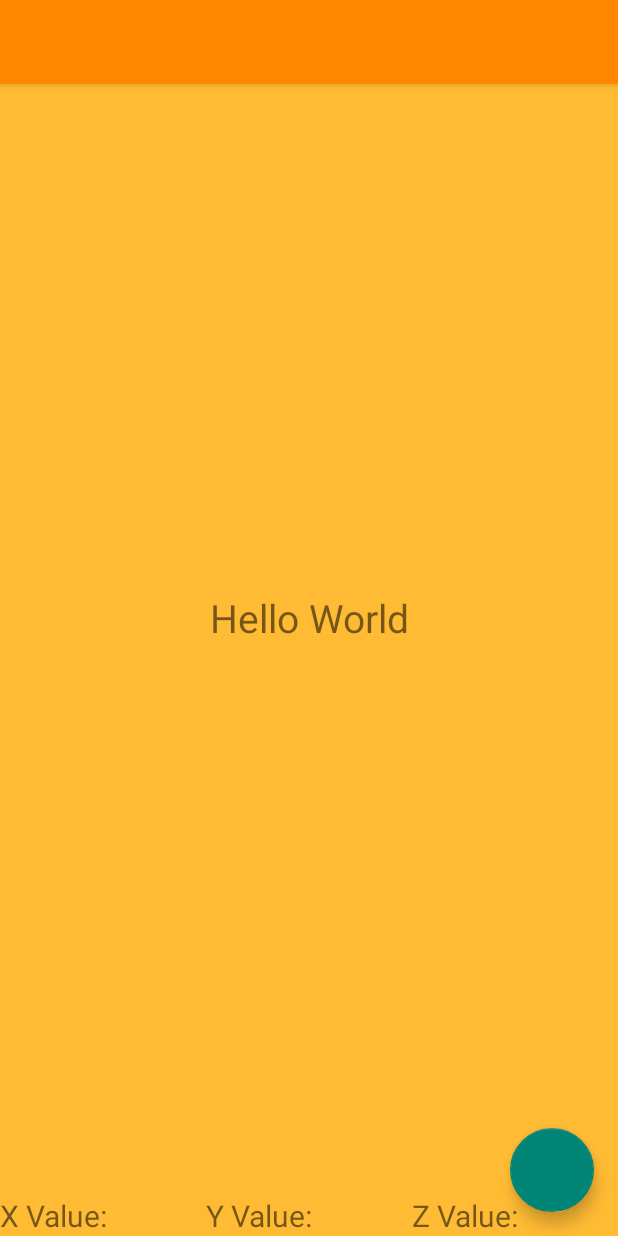
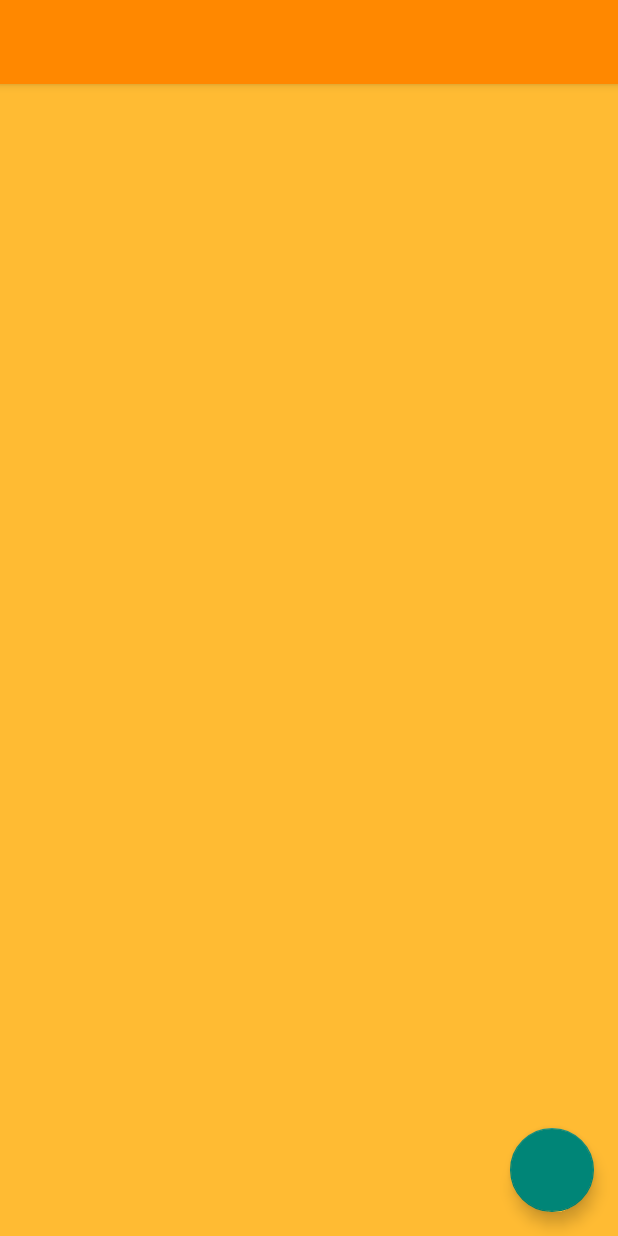
Before and after one commit to Adroz/EndlessDodge, an Android app: the layout game_fragment.xml on its own in the app's theme, with its tools: preview values and no code run, on a phone screen of 412 x 824 dp. Run offline under Robolectric (Android 15) with nearby library versions, the phone set to English and light mode, and no system bars; plain views replace RevealFrameLayout.

Commit message:
Introduction of collisions. Draw method re-write. Introduced shadows (not working properly yet). Make screen dimensions global, and gaming constants dependant on them. Better means of adding new wall pairs. WallPair Commenting out test TextViews.

```diff
--- a/app/src/main/java/com/nikmoores/android/materialmove/GameView.java
+++ b/app/src/main/java/com/nikmoores/android/materialmove/GameView.java
@@ -37,8 +37,8 @@ public class GameView extends SurfaceView implements SurfaceHolder.Callback {
             @Override
             public void handleMessage(Message m) {
                 //noinspection ResourceType
-                mStatusText.setVisibility(m.getData().getInt("viz"));
-                mStatusText.setText(m.getData().getString("text"));
+//                mStatusText.setVisibility(m.getData().getInt("viz"));
+//                mStatusText.setText(m.getData().getString("text"));
             }
         });
         // To ensure key events received.
--- a/app/src/main/java/com/nikmoores/android/materialmove/WallPair.java
+++ b/app/src/main/java/com/nikmoores/android/materialmove/WallPair.java
@@ -1,66 +1,168 @@
 package com.nikmoores.android.materialmove;
 
-import android.content.Context;
-import android.graphics.Point;
 import android.graphics.RectF;
-import android.view.Display;
-import android.view.WindowManager;
 
 import java.util.Random;
+
+import static com.nikmoores.android.materialmove.Utilities.FAB_RADIUS;
+import static com.nikmoores.android.materialmove.Utilities.MAX_ELEVATION;
+import static com.nikmoores.android.materialmove.Utilities.MAX_HEIGHT;
+import static com.nikmoores.android.materialmove.Utilities.MAX_WIDTH;
+import static com.nikmoores.android.materialmove.Utilities.MIN_ELEVATION;
+import static com.nikmoores.android.materialmove.Utilities.MIN_HEIGHT;
+import static com.nikmoores.android.materialmove.Utilities.screenWidth;
 
 /**
  * Created by Nik on 24/09/2015.
  */
 public class WallPair {
 
-    private static final int MAX_HEIGHT = 200;
-    private static final int MIN_HEIGHT = 150;
+    final String LOG_TAG = MainActivity.class.getSimpleName();
 
-    private static final int MAX_ELEVATION = 10;
-    private static final int MIN_ELEVATION = 0;
+    public static final int LEFT_WALL = 0;
+    public static final int RIGHT_WALL = 1;
+    public static final int PERCENT_CHANCE_SAME = 80;
 
     private int height;
     private int width;
     private int xOffset;
     private int yOffset;
     private int elevation;
-    private int screenWidth;
-    private int screenHeight;
+    private boolean direction;
 
-    private RectF mScratchRect;
-
-
-    public WallPair(Context context) {
-        WindowManager wm = (WindowManager) context.getSystemService(Context.WINDOW_SERVICE);
-        Display display = wm.getDefaultDisplay();
-        Point size = new Point();
-        display.getSize(size);
-        screenWidth = size.x;
-        screenHeight = size.y;
-
-        // TODO: make height based on screen size.
-        height = new Random().nextInt(MAX_HEIGHT - MIN_HEIGHT + 1) + MIN_HEIGHT;
-        elevation = new Random().nextInt(MAX_ELEVATION - MIN_ELEVATION + 1) + MIN_ELEVATION;
-        // TODO: make width based on screen size
-        width = new Random().nextInt(screenWidth / 2 - screenWidth / 3) + screenWidth / 3;
-        yOffset = -height;
-        xOffset = new Random().nextInt(screenWidth / 2);
-
-        mScratchRect = new RectF(0, 0, 0, 0);
+    /**
+     * Default constructor. Should only be used for initial call.
+     */
+    public WallPair() {
+        initialiseWallPair(new Random().nextBoolean(), screenWidth / 2, -MAX_HEIGHT);
     }
 
-    public void updatePosition(int x, int y) {
-        xOffset += x;
-        yOffset += y;
+    /**
+     * Constructor supporting previous wall pair data input, used to place newly constructed wall
+     * pair.
+     *
+     * @param direction Direction of previous wall pair's offset to it's previous wall pair.
+     * @param leftEdge  Position of previous wall pair's left wall inner edge. Used to guide
+     *                  placement of new wall pair, based on direction variable.
+     * @param topEdge   Position of top edge of previous wall pair. Used to guide placement off new
+     *                  wall pair's initial Y offset.
+     */
+    public WallPair(boolean direction, int leftEdge, int topEdge) {
+        initialiseWallPair(direction, leftEdge, topEdge);
     }
 
+    /**
+     * Initialise a pair of boundary walls. Wall pair placement based on previously generated wall
+     * pair.
+     *
+     * @param direction The direction of the previously created wall pair, as compared to its
+     *                  predecessor.
+     * @param leftEdge  The X coordinate of the previously created wall pair's left wall outer edge.
+     * @param topEdge   The Y coordinate of the previous wall pair's top edge.
+     */
+    public void initialiseWallPair(boolean direction, int leftEdge, int topEdge) {
+        // Set random width.
+        int minWidth = FAB_RADIUS * 9;
+        width = (FAB_RADIUS * 11 - minWidth) + minWidth;
+
+        // Set xOffset direction based on input direction.
+        if (new Random().nextInt(100) < PERCENT_CHANCE_SAME) {
+            this.direction = direction;
+        } else {
+            this.direction = !direction;
+        }
+
+        // Left wall inner edge calculations.
+        int offset = screenWidth / 6;
+        if (direction) { // Heading left.
+            xOffset = leftEdge - offset;
+        } else {
+            xOffset = leftEdge + offset;
+        }
+
+        // Set height.
+        height = MAX_HEIGHT;
+
+        // Set elevation.
+        elevation = new Random().nextInt(MAX_ELEVATION - MIN_ELEVATION) + MIN_ELEVATION;
+
+        yOffset = topEdge - height;
+    }
+
+    /**
+     * Original randomised setup. Currently unused in favour of a more regular import.
+     *
+     * @param direction The direction of the previously created wall pair, as compared to its
+     *                  predecessor.
+     * @param leftEdge  The X coordinate of the previously created wall pair's left wall outer edge.
+     * @param topEdge   The Y coordinate of the previous wall pair's top edge.
+     */
+    public void initialiseRandomisedWallPair(boolean direction, int leftEdge, int topEdge) {
+        // Set random width.
+        int minWidth = FAB_RADIUS * 8;
+        width = new Random().nextInt(FAB_RADIUS * 11 - minWidth) + minWidth;
+
+        // Set xOffset direction based on input direction.
+        if (new Random().nextInt(100) < PERCENT_CHANCE_SAME) {
+            this.direction = direction;
+        } else {
+            this.direction = !direction;
+        }
+
+        // Left wall inner edge calculations.
+        int offset = new Random().nextInt(screenWidth / 6);
+        if (direction) { // Heading left.
+            xOffset = leftEdge - offset;
+        } else {
+            xOffset = leftEdge + offset;
+        }
+        int avgWidth = (MAX_WIDTH - minWidth) / 2 + minWidth;
+        xOffset += (avgWidth - width) / 2;
+
+        // Set height.
+        height = new Random().nextInt(MAX_HEIGHT - MIN_HEIGHT + 1) + MIN_HEIGHT;
+
+        // Set elevation.
+        elevation = new Random().nextInt(MAX_ELEVATION - MIN_ELEVATION) + MIN_ELEVATION;
+
+        yOffset = -height + topEdge;
+    }
+
+    /**
+     * Updates the wall pair's current y position and x offset.
+     *
+     * @param dX The X coordinate change.
+     * @param dY The Y coordinate change.
+     */
+    public void updatePosition(int dX, int dY) {
+        xOffset += dX;
+        yOffset += dY;
+    }
+
+    /**
+     * Returns a rectangle of either the left or right wall bounding coordinates.
+     *
+     * @param wall An int value, representing either the left or right wall.
+     * @return a RectF containing a the chosen wall's bounding coordinates.
+     */
     public RectF getRect(int wall) {
-        if (wall == 0) {
-            mScratchRect.set(0, yOffset, xOffset, yOffset + height);
-        } else {
-            mScratchRect.set(xOffset + width, yOffset, screenWidth, yOffset + height);
+        RectF scratchRect = new RectF(0, 0, 0, 0);
+        if (wall == LEFT_WALL && xOffset > 0) {
+            // If left wall, and is on-screen.
+            scratchRect.set(0, yOffset, xOffset, yOffset + height);
+        } else if (wall == RIGHT_WALL && xOffset + width < screenWidth) {
+            // If right wall, and is on-screen.
+            scratchRect.set(xOffset + width, yOffset, screenWidth, yOffset + height);
         }
-        return mScratchRect;
+        return scratchRect;
+    }
+
+    public int[] getLeftWallDimensions() {
+        return new int[]{0, yOffset, xOffset, yOffset + height};
+    }
+
+    public int[] getRightWallDimensions() {
+        return new int[]{xOffset + width, yOffset, screenWidth, yOffset + height};
     }
 
     public int getTop() {
@@ -83,6 +185,15 @@ public class WallPair {
         return elevation;
     }
 
+    /**
+     * Get wall pair's X offset direction in relation to the previously built wall pair.
+     *
+     * @return The direction (left = true, right = false).
+     */
+    public boolean getDirection() {
+        return direction;
+    }
+
     @Override
     public String toString() {
         return "Top= " + yOffset +
--- a/app/src/main/res/layout/game_fragment.xml
+++ b/app/src/main/res/layout/game_fragment.xml
@@ -6,14 +6,43 @@
     android:layout_height="match_parent"
     tools:context=".MainActivityFragment">
 
-    <TextView
-        android:id="@+id/test_text"
+    <LinearLayout
         android:layout_width="match_parent"
         android:layout_height="match_parent"
-        android:elevation="10dp"
-        android:gravity="center_horizontal|center_vertical"
-        android:text="Hello World"
-        android:textSize="26sp" />
+        android:gravity="center_vertical|center_horizontal"
+        android:orientation="vertical">
+
+        <TextView
+            android:layout_width="wrap_content"
+            android:layout_height="wrap_content"
+            tools:text="WORLD"
+            android:textAppearance="@android:style/TextAppearance.Large"/>
+        <TextView
+            android:layout_width="wrap_content"
+            android:layout_height="wrap_content"
+            tools:text="173"
+            android:textSize="40sp"/>
+        <TextView
+            android:layout_width="wrap_content"
+            android:layout_height="wrap_content"
+            tools:text="PB"
+            android:textAppearance="@android:style/TextAppearance.Large"/>
+        <TextView
+            android:layout_width="wrap_content"
+            android:layout_height="wrap_content"
+            tools:text="53"
+            android:textSize="40sp"/>
+
+    </LinearLayout>
+
+    <!--<TextView-->
+        <!--android:id="@+id/test_text"-->
+        <!--android:layout_width="match_parent"-->
+        <!--android:layout_height="match_parent"-->
+        <!--android:elevation="10dp"-->
+        <!--android:gravity="center_horizontal|center_vertical"-->
+        <!--android:text="Hello World"-->
+        <!--android:textSize="26sp" />-->
 
     <FrameLayout
         android:id="@+id/toolbar_bg"
@@ -63,34 +92,34 @@
         tools:background="@android:color/holo_orange_light" />
 
 
-    <LinearLayout
-        android:layout_width="match_parent"
-        android:layout_height="match_parent"
-        android:orientation="horizontal"
-        android:elevation="10dp"
-        android:gravity="bottom">
+    <!--<LinearLayout-->
+        <!--android:layout_width="match_parent"-->
+        <!--android:layout_height="match_parent"-->
+        <!--android:orientation="horizontal"-->
+        <!--android:elevation="10dp"-->
+        <!--android:gravity="bottom">-->
 
-        <TextView
-            android:id="@+id/x_value"
-            android:layout_width="0dp"
-            android:layout_height="wrap_content"
-            android:layout_weight="1"
-            android:text="X Value: "
-            android:textSize="20sp" />
-        <TextView
-            android:id="@+id/y_value"
-            android:layout_width="0dp"
-            android:layout_height="wrap_content"
-            android:layout_weight="1"
-            android:text="Y Value: "
-            android:textSize="20sp" />
-        <TextView
-            android:id="@+id/z_value"
-            android:layout_width="0dp"
-            android:layout_height="wrap_content"
-            android:layout_weight="1"
-            android:text="Z Value: "
-            android:textSize="20sp" />
-    </LinearLayout>
+        <!--<TextView-->
+            <!--android:id="@+id/x_value"-->
+            <!--android:layout_width="0dp"-->
+            <!--android:layout_height="wrap_content"-->
+            <!--android:layout_weight="1"-->
+            <!--android:text="X Value: "-->
+            <!--android:textSize="20sp" />-->
+        <!--<TextView-->
+            <!--android:id="@+id/y_value"-->
+            <!--android:layout_width="0dp"-->
+            <!--android:layout_height="wrap_content"-->
+            <!--android:layout_weight="1"-->
+            <!--android:text="Y Value: "-->
+            <!--android:textSize="20sp" />-->
+        <!--<TextView-->
+            <!--android:id="@+id/z_value"-->
+            <!--android:layout_width="0dp"-->
+            <!--android:layout_height="wrap_content"-->
+            <!--android:layout_weight="1"-->
+            <!--android:text="Z Value: "-->
+            <!--android:textSize="20sp" />-->
+    <!--</LinearLayout>-->
 
 </io.codetail.widget.RevealFrameLayout>
```
Also changed, not shown: app/src/main/java/com/nikmoores/android/materialmove/GameLoop.java (+238 -62 lines), app/src/main/java/com/nikmoores/android/materialmove/MainActivityFragment.java (+16 -18 lines), app/src/main/java/com/nikmoores/android/materialmove/Utilities.java (+53 -0 lines), 1 other file.
